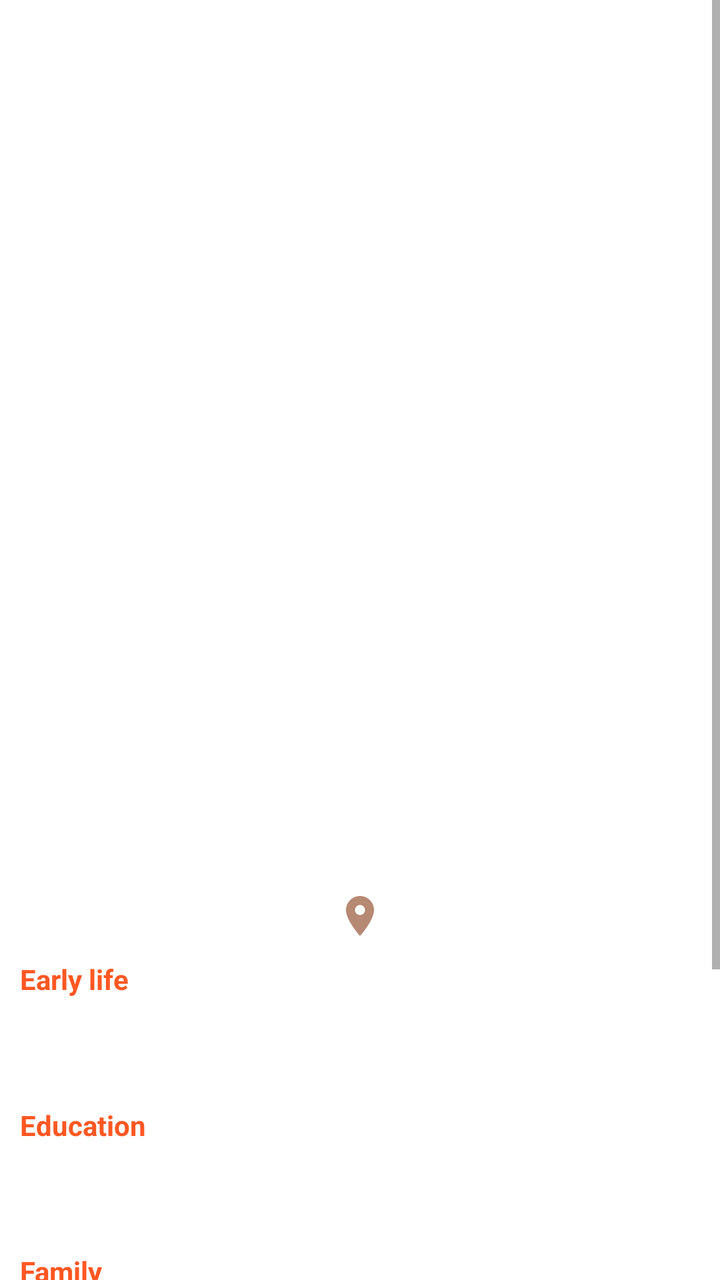
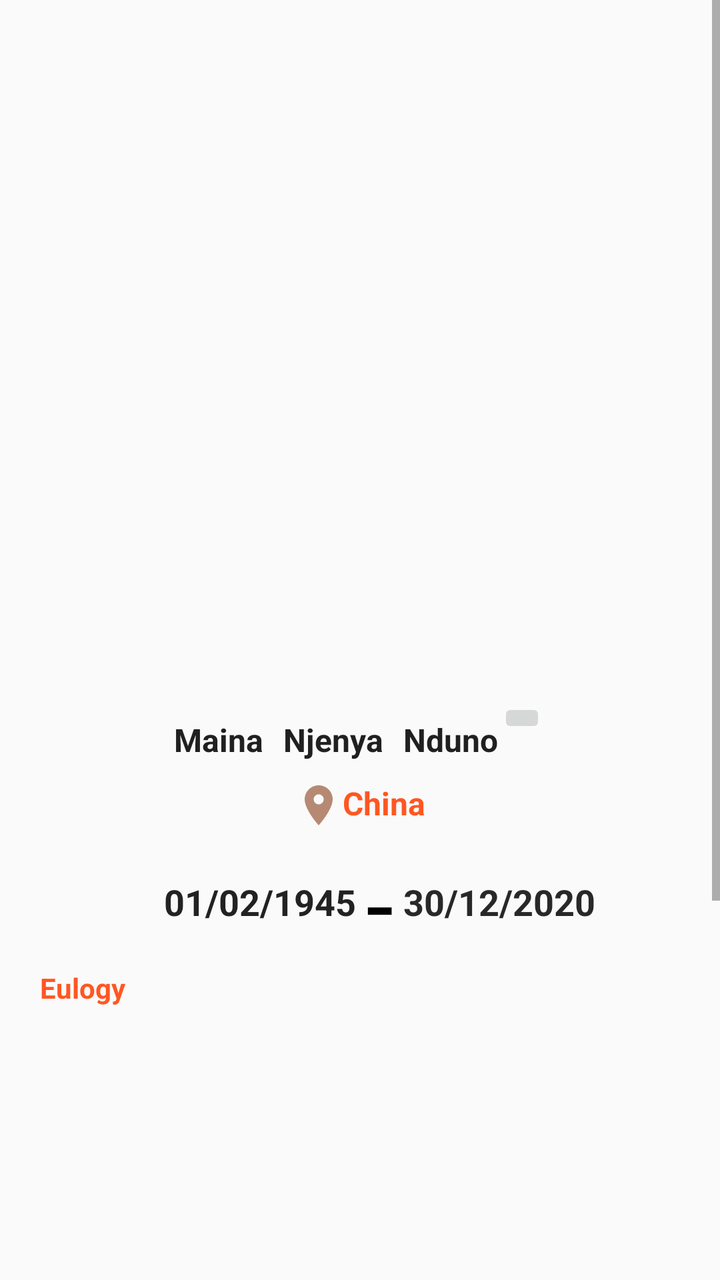

An Android layout rendered at two revisions. The XML below is the earlier revision; the diff shows what the commit changed to produce the second picture.
<!-- AndroidManifest.xml: application theme Theme.Farewell -->
<!-- res/layout/user_eulogy_detail.xml -->
<?xml version="1.0" encoding="utf-8"?>
<ScrollView xmlns:android="http://schemas.android.com/apk/res/android"
    android:layout_width="match_parent"
    android:layout_height="match_parent"
    android:background="@color/white"
    >
    <RelativeLayout
        android:layout_width="match_parent"
        android:layout_height="wrap_content"
        android:background="@color/white"
        >

        <ImageView
            android:id="@+id/deceased_image"
            android:layout_width="match_parent"
            android:layout_height="350dp"
            android:scaleType="centerCrop"
            />

        <LinearLayout
            android:id="@+id/deceased_names_layout"
            android:layout_width="match_parent"
            android:layout_height="match_parent"
            android:layout_below="@+id/deceased_image"
            android:layout_marginStart="10dp"
            android:layout_marginTop="10dp"
            android:layout_marginEnd="10dp"
            android:layout_marginBottom="10dp"
            android:gravity="center_horizontal">

            <TextView
                android:id="@+id/deceased_Fname"
                android:layout_width="wrap_content"
                android:layout_height="wrap_content"
                android:layout_marginTop="10dp"
                android:paddingBottom="10dp"
                android:text=""
                android:textColor="#202020"
                android:textSize="16sp"
                android:textStyle="bold" />

            <TextView
                android:id="@+id/deceased_Sname"
                android:layout_width="wrap_content"
                android:layout_height="wrap_content"
                android:layout_marginStart="10dp"
                android:layout_marginTop="10dp"
                android:paddingBottom="10dp"
                android:text=""
                android:textColor="#202020"
                android:textSize="16sp"
                android:textStyle="bold" />

            <TextView
                android:id="@+id/deceased_Lname"
                android:layout_width="wrap_content"
                android:layout_height="wrap_content"
                android:layout_marginStart="10dp"
                android:layout_marginTop="10dp"
                android:paddingBottom="10dp"
                android:text=""
                android:textColor="#202020"
                android:textSize="16sp"
                android:textStyle="bold" />

        </LinearLayout>

        <LinearLayout
            android:id="@+id/datesLayout"
            android:layout_width="match_parent"
            android:layout_height="wrap_content"
            android:gravity="center_horizontal"
            android:layout_below="@+id/deceased_names_layout"
            >

            <TextView
                android:id="@+id/deceased_born_dates"
                android:layout_width="wrap_content"
                android:layout_height="match_parent"
                android:layout_marginStart="20dp"
                android:layout_marginEnd="5dp"
                android:text=""
                android:textColor="#222222"
                android:textSize="18sp"
                android:textStyle="bold" />


            <TextView
                android:id="@+id/decease_death_date"
                android:layout_width="wrap_content"
                android:layout_height="match_parent"
                android:layout_marginStart="5dp"
                android:text=""
                android:textColor="#292828"
                android:textSize="18sp"
                android:textStyle="bold" />
        </LinearLayout>

        <TextView
            android:id="@+id/burial_location"
            android:layout_width="wrap_content"
            android:layout_height="wrap_content"
            android:layout_below="@+id/datesLayout"
            android:layout_centerInParent="true"
            android:layout_marginStart="10dp"
            android:layout_marginTop="10dp"
            android:layout_marginEnd="10dp"
            android:layout_marginBottom="10dp"
            android:drawableStart="@drawable/location_on"
            android:text=""
            android:textColor="#FF5722"
            android:textSize="16sp"
            android:textStyle="bold" />

        <TextView
            android:id="@+id/earlylifeText"
            android:layout_width="wrap_content"
            android:layout_height="wrap_content"
            android:layout_below="@+id/burial_location"
            android:layout_marginStart="10dp"
            android:layout_marginEnd="10dp"
            android:layout_marginBottom="10dp"
            android:gravity="center_vertical"
            android:text="Early life"
            android:textColor="#FF5722"
            android:textSize="14sp"
            android:textStyle="bold" />

        <TextView
            android:id="@+id/earlylife_biography"
            android:layout_width="match_parent"
            android:layout_height="wrap_content"
            android:layout_below="@+id/earlylifeText"
            android:layout_marginStart="5dp"
            android:layout_marginEnd="5dp"
            android:layout_marginBottom="5dp"
            android:lineHeight="28sp"
            android:padding="10dp"
            android:text=""
            android:textColor="#202020"
            android:textSize="14sp"
            android:textStyle="bold" />

        <TextView
            android:id="@+id/educationTextText"
            android:layout_width="wrap_content"
            android:layout_height="wrap_content"
            android:layout_below="@+id/earlylife_biography"
            android:layout_marginStart="10dp"
            android:layout_marginEnd="10dp"
            android:layout_marginBottom="10dp"
            android:text="Education"
            android:textColor="#FF5722"
            android:textSize="14sp"
            android:textStyle="bold" />

        <TextView
            android:id="@+id/education_biography"
            android:layout_width="match_parent"
            android:layout_height="wrap_content"
            android:layout_below="@+id/educationTextText"
            android:layout_marginStart="5dp"
            android:layout_marginEnd="5dp"
            android:layout_marginBottom="5dp"
            android:lineHeight="28sp"
            android:padding="10dp"
            android:text=""
            android:textColor="#202020"
            android:textSize="14sp"
            android:textStyle="bold" />

        <TextView
            android:id="@+id/familyText"
            android:layout_width="wrap_content"
            android:layout_height="wrap_content"
            android:layout_below="@+id/education_biography"
            android:layout_marginStart="10dp"
            android:layout_marginEnd="10dp"
            android:layout_marginBottom="10dp"
            android:gravity="center_vertical"
            android:text="Family"
            android:textColor="#FF5722"
            android:textSize="14sp"
            android:textStyle="bold" />

        <TextView
            android:id="@+id/family_biography"
            android:layout_width="match_parent"
            android:layout_height="wrap_content"
            android:layout_below="@+id/familyText"
            android:layout_marginStart="5dp"
            android:layout_marginEnd="5dp"
            android:layout_marginBottom="5dp"
            android:lineHeight="28sp"
            android:padding="10dp"
            android:text=""
            android:textColor="#202020"
            android:textSize="14sp"
            android:textStyle="bold" />

        <TextView
            android:id="@+id/workText"
            android:layout_width="wrap_content"
            android:layout_height="wrap_content"
            android:layout_below="@+id/family_biography"
            android:layout_marginStart="10dp"
            android:layout_marginEnd="10dp"
            android:layout_marginBottom="10dp"
            android:gravity="center_vertical"
            android:text="Work"
            android:textColor="#FF5722"
            android:textSize="14sp"
            android:textStyle="bold" />

        <TextView
            android:id="@+id/work_biography"
            android:layout_width="match_parent"
            android:layout_height="wrap_content"
            android:layout_below="@+id/workText"
            android:layout_marginStart="5dp"
            android:layout_marginEnd="5dp"
            android:layout_marginBottom="5dp"
            android:lineHeight="28sp"
            android:padding="10dp"
            android:text=""
            android:textColor="#202020"
            android:textSize="14sp"
            android:textStyle="bold" />

        <TextView
            android:id="@+id/finalMoment_Text"
            android:layout_width="wrap_content"
            android:layout_height="wrap_content"
            android:layout_below="@+id/work_biography"
            android:layout_marginStart="10dp"
            android:layout_marginEnd="10dp"
            android:layout_marginBottom="10dp"
            android:gravity="center_vertical"
            android:text="Final Moments"
            android:textColor="#FF5722"
            android:textSize="14sp"
            android:textStyle="bold" />

        <TextView
            android:id="@+id/final_biography"
            android:layout_width="match_parent"
            android:layout_height="wrap_content"
            android:layout_below="@+id/finalMoment_Text"
            android:layout_marginStart="5dp"
            android:layout_marginEnd="5dp"
            android:layout_marginBottom="5dp"
            android:lineHeight="28sp"
            android:padding="10dp"
            android:text=""
            android:textColor="#202020"
            android:textSize="14sp"
            android:textStyle="bold" />

    </RelativeLayout>
</ScrollView>
<!-- resources referenced by this layout -->
<resources>
  <color name="white">#FFFFFFFF</color>
  <!-- drawable location_on (drawable) -->
  <vector android:height="24dp" android:tint="#B68973"
      android:viewportHeight="24" android:viewportWidth="24"
      android:width="24dp" xmlns:android="http://schemas.android.com/apk/res/android">
      <path android:fillColor="@android:color/white" android:pathData="M12,2C8.13,2 5,5.13 5,9c0,5.25 7,13 7,13s7,-7.75 7,-13c0,-3.87 -3.13,-7 -7,-7zM12,11.5c-1.38,0 -2.5,-1.12 -2.5,-2.5s1.12,-2.5 2.5,-2.5 2.5,1.12 2.5,2.5 -1.12,2.5 -2.5,2.5z"/>
  </vector>
  <style name="Theme.Farewell" parent="Theme.AppCompat.Light.DarkActionBar" />
</resources>

<!-- the commit's change to res/layout/user_eulogy_detail.xml (unified diff, before → after) -->
@@ -1,31 +1,34 @@
 <?xml version="1.0" encoding="utf-8"?>
 <ScrollView xmlns:android="http://schemas.android.com/apk/res/android"
+    xmlns:app="http://schemas.android.com/apk/res-auto"
     android:layout_width="match_parent"
-    android:layout_height="match_parent"
-    android:background="@color/white"
-    >
-    <RelativeLayout
+    android:layout_height="match_parent">
+
+    <LinearLayout
+        android:orientation="vertical"
+        android:padding="10dp"
         android:layout_width="match_parent"
-        android:layout_height="wrap_content"
-        android:background="@color/white"
-        >
+        android:layout_height="wrap_content">
+
+        <TextView
+            android:id="@+id/id_eulogy"
+            android:layout_width="match_parent"
+            android:layout_height="wrap_content"
+            android:padding="5dp"
+            android:textStyle="bold"/>
 
         <ImageView
             android:id="@+id/deceased_image"
             android:layout_width="match_parent"
-            android:layout_height="350dp"
-            android:scaleType="centerCrop"
-            />
+            android:layout_height="300dp" />
 
         <LinearLayout
             android:id="@+id/deceased_names_layout"
             android:layout_width="match_parent"
             android:layout_height="match_parent"
-            android:layout_below="@+id/deceased_image"
             android:layout_marginStart="10dp"
             android:layout_marginTop="10dp"
             android:layout_marginEnd="10dp"
-            android:layout_marginBottom="10dp"
             android:gravity="center_horizontal">
 
             <TextView
@@ -34,7 +37,7 @@
                 android:layout_height="wrap_content"
                 android:layout_marginTop="10dp"
                 android:paddingBottom="10dp"
-                android:text=""
+                android:text="Maina"
                 android:textColor="#202020"
                 android:textSize="16sp"
                 android:textStyle="bold" />
@@ -46,7 +49,7 @@
                 android:layout_marginStart="10dp"
                 android:layout_marginTop="10dp"
                 android:paddingBottom="10dp"
-                android:text=""
+                android:text="Njenya"
                 android:textColor="#202020"
                 android:textSize="16sp"
                 android:textStyle="bold" />
@@ -58,76 +61,87 @@
                 android:layout_marginStart="10dp"
                 android:layout_marginTop="10dp"
                 android:paddingBottom="10dp"
-                android:text=""
+                android:text="Nduno"
                 android:textColor="#202020"
                 android:textSize="16sp"
                 android:textStyle="bold" />
 
+            <ImageButton
+                android:id="@+id/btnShare"
+                android:layout_width="wrap_content"
+                android:layout_height="wrap_content"
+                android:layout_gravity="right"
+                 />
+
+
         </LinearLayout>
+
+        <TextView
+            android:id="@+id/burial_location"
+            android:layout_width="wrap_content"
+            android:layout_height="wrap_content"
+            android:layout_marginStart="10dp"
+            android:layout_marginEnd="10dp"
+            android:layout_marginBottom="3dp"
+            android:text="China"
+            android:layout_gravity="center"
+            android:textColor="#FF5722"
+            android:textSize="16sp"
+            android:textStyle="bold"
+            app:drawableStartCompat="@drawable/location_on" />
+
 
         <LinearLayout
             android:id="@+id/datesLayout"
             android:layout_width="match_parent"
             android:layout_height="wrap_content"
-            android:gravity="center_horizontal"
-            android:layout_below="@+id/deceased_names_layout"
-            >
-
-            <TextView
-                android:id="@+id/deceased_born_dates"
-                android:layout_width="wrap_content"
-                android:layout_height="match_parent"
+            android:gravity="center">
+
+            <TextView
+                android:id="@+id/deceased_dob"
+                android:layout_width="wrap_content"
+                android:layout_height="wrap_content"
                 android:layout_marginStart="20dp"
                 android:layout_marginEnd="5dp"
-                android:text=""
+                android:text="01/02/1945"
                 android:textColor="#222222"
                 android:textSize="18sp"
                 android:textStyle="bold" />
 
-
-            <TextView
-                android:id="@+id/decease_death_date"
-                android:layout_width="wrap_content"
-                android:layout_height="match_parent"
+            <TextView
+                android:layout_width="wrap_content"
+                android:layout_height="wrap_content"
+                android:text="-"
+                android:textColor="@color/black"
+                android:textSize="50sp" />
+
+
+            <TextView
+                android:id="@+id/deceased_passing"
+                android:layout_width="wrap_content"
+                android:layout_height="wrap_content"
                 android:layout_marginStart="5dp"
-                android:text=""
+                android:text="30/12/2020"
                 android:textColor="#292828"
                 android:textSize="18sp"
                 android:textStyle="bold" />
+
         </LinearLayout>
-
-        <TextView
-            android:id="@+id/burial_location"
-            android:layout_width="wrap_content"
-            android:layout_height="wrap_content"
-            android:layout_below="@+id/datesLayout"
-            android:layout_centerInParent="true"
-            android:layout_marginStart="10dp"
-            android:layout_marginTop="10dp"
-            android:layout_marginEnd="10dp"
-            android:layout_marginBottom="10dp"
-            android:drawableStart="@drawable/location_on"
-            android:text=""
-            android:textColor="#FF5722"
-            android:textSize="16sp"
-            android:textStyle="bold" />
-
         <TextView
             android:id="@+id/earlylifeText"
             android:layout_width="wrap_content"
             android:layout_height="wrap_content"
-            android:layout_below="@+id/burial_location"
             android:layout_marginStart="10dp"
             android:layout_marginEnd="10dp"
             android:layout_marginBottom="10dp"
             android:gravity="center_vertical"
-            android:text="Early life"
+            android:text="Eulogy"
             android:textColor="#FF5722"
             android:textSize="14sp"
             android:textStyle="bold" />
 
         <TextView
-            android:id="@+id/earlylife_biography"
+            android:id="@+id/life_biography"
             android:layout_width="match_parent"
             android:layout_height="wrap_content"
             android:layout_below="@+id/earlylifeText"
@@ -141,120 +155,82 @@
             android:textSize="14sp"
             android:textStyle="bold" />
 
-        <TextView
-            android:id="@+id/educationTextText"
+        <androidx.viewpager2.widget.ViewPager2
+            android:id="@+id/viewPager"
+            android:layout_width="match_parent"
+            android:layout_height="200dp" />
+
+
+
+        <TextView
             android:layout_width="wrap_content"
             android:layout_height="wrap_content"
-            android:layout_below="@+id/earlylife_biography"
-            android:layout_marginStart="10dp"
-            android:layout_marginEnd="10dp"
-            android:layout_marginBottom="10dp"
-            android:text="Education"
+            android:text="Funeral Progam"
             android:textColor="#FF5722"
-            android:textSize="14sp"
-            android:textStyle="bold" />
-
-        <TextView
-            android:id="@+id/education_biography"
-            android:layout_width="match_parent"
-            android:layout_height="wrap_content"
-            android:layout_below="@+id/educationTextText"
-            android:layout_marginStart="5dp"
-            android:layout_marginEnd="5dp"
-            android:layout_marginBottom="5dp"
-            android:lineHeight="28sp"
-            android:padding="10dp"
-            android:text=""
-            android:textColor="#202020"
-            android:textSize="14sp"
-            android:textStyle="bold" />
-
-        <TextView
-            android:id="@+id/familyText"
-            android:layout_width="wrap_content"
-            android:layout_height="wrap_content"
-            android:layout_below="@+id/education_biography"
-            android:layout_marginStart="10dp"
-            android:layout_marginEnd="10dp"
-            android:layout_marginBottom="10dp"
-            android:gravity="center_vertical"
-            android:text="Family"
-            android:textColor="#FF5722"
-            android:textSize="14sp"
-            android:textStyle="bold" />
-
-        <TextView
-            android:id="@+id/family_biography"
-            android:layout_width="match_parent"
-            android:layout_height="wrap_content"
-            android:layout_below="@+id/familyText"
-            android:layout_marginStart="5dp"
-            android:layout_marginEnd="5dp"
-            android:layout_marginBottom="5dp"
-            android:lineHeight="28sp"
-            android:padding="10dp"
-            android:text=""
-            android:textColor="#202020"
-            android:textSize="14sp"
-            android:textStyle="bold" />
-
-        <TextView
-            android:id="@+id/workText"
-            android:layout_width="wrap_content"
-            android:layout_height="wrap_content"
-            android:layout_below="@+id/family_biography"
-            android:layout_marginStart="10dp"
-            android:layout_marginEnd="10dp"
-            android:layout_marginBottom="10dp"
-            android:gravity="center_vertical"
-            android:text="Work"
-            android:textColor="#FF5722"
-            android:textSize="14sp"
-            android:textStyle="bold" />
-
-        <TextView
-            android:id="@+id/work_biography"
-            android:layout_width="match_parent"
-            android:layout_height="wrap_content"
-            android:layout_below="@+id/workText"
-            android:layout_marginStart="5dp"
-            android:layout_marginEnd="5dp"
-            android:layout_marginBottom="5dp"
-            android:lineHeight="28sp"
-            android:padding="10dp"
-            android:text=""
-            android:textColor="#202020"
-            android:textSize="14sp"
-            android:textStyle="bold" />
-
-        <TextView
-            android:id="@+id/finalMoment_Text"
-            android:layout_width="wrap_content"
-            android:layout_height="wrap_content"
-            android:layout_below="@+id/work_biography"
-            android:layout_marginStart="10dp"
-            android:layout_marginEnd="10dp"
-            android:layout_marginBottom="10dp"
-            android:gravity="center_vertical"
-            android:text="Final Moments"
-            android:textColor="#FF5722"
-            android:textSize="14sp"
-            android:textStyle="bold" />
-
-        <TextView
-            android:id="@+id/final_biography"
-            android:layout_width="match_parent"
-            android:layout_height="wrap_content"
-            android:layout_below="@+id/finalMoment_Text"
-            android:layout_marginStart="5dp"
-            android:layout_marginEnd="5dp"
-            android:layout_marginBottom="5dp"
-            android:lineHeight="28sp"
-            android:padding="10dp"
-            android:text=""
-            android:textColor="#202020"
-            android:textSize="14sp"
-            android:textStyle="bold" />
-
-    </RelativeLayout>
+            android:textStyle="bold"/>
+
+
+        <androidx.recyclerview.widget.RecyclerView
+            android:id="@+id/reviewProgramsRv"
+            android:layout_width="match_parent"
+            android:layout_height="wrap_content" />
+
+        <RelativeLayout
+            android:layout_width="match_parent"
+            android:layout_height="wrap_content"
+            android:background="@drawable/layout_background"
+            android:layout_margin="10dp"
+            android:orientation="vertical">
+
+
+            <TextView
+                android:id="@+id/text_string"
+                android:layout_width="wrap_content"
+                android:layout_height="wrap_content"
+                android:text="@string/only_visible_to_farewell"
+                android:layout_gravity="center"
+                />
+
+            <TextView
+                android:id="@+id/author_name"
+                android:layout_width="wrap_content"
+                android:layout_height="wrap_content"
+                android:layout_below="@+id/text_string"
+                android:text="Author"
+                android:padding="5dp"
+                android:textStyle="bold"/>
+
+            <TextView
+                android:id="@+id/author_phone"
+                android:layout_width="wrap_content"
+                android:layout_height="wrap_content"
+                android:layout_below="@id/author_name"
+                android:text="0712123123"
+                android:padding="10dp"
+                android:textStyle="bold"/>
+
+            <TextView
+                android:id="@+id/status_text"
+                android:layout_width="wrap_content"
+                android:layout_height="wrap_content"
+                android:layout_below="@id/text_string"
+                android:layout_toLeftOf="@+id/status"
+                android:text="Status:"
+                android:padding="5dp"
+                android:textStyle="bold"/>
+
+            <TextView
+                android:id="@+id/status"
+                android:layout_width="wrap_content"
+                android:layout_height="wrap_content"
+                android:layout_below="@id/text_string"
+                android:layout_alignParentEnd="true"
+                android:text="Unconfirmed"
+                android:textColor="#FF5722"
+                android:padding="5dp"
+                android:textStyle="bold"/>
+
+        </RelativeLayout>
+
+    </LinearLayout>
 </ScrollView>
<!-- resource entries referenced after the edit -->
@@ -1,12 +1,41 @@
 <!-- resources referenced by this layout -->
 <resources>
-  <color name="white">#FFFFFFFF</color>
+  <color name="black">#FF000000</color>
+  <!-- drawable layout_background (drawable) -->
+  <?xml version="1.0" encoding="utf-8"?>
+  <layer-list xmlns:android="http://schemas.android.com/apk/res/android">
+  
+      
+      <item android:top="5dp">
+          <shape>
+              <solid android:color="#D1D1D1" />
+              <corners android:radius="10dp" />
+          </shape>
+      </item>
+      
+      <item android:bottom="3dp">
+          <shape>
+              <solid android:color="@android:color/white" />
+              <corners android:radius="10dp" />
+          </shape>
+      </item>
+  
+      <item>
+          <shape android:shape="rectangle">
+              <stroke android:width="1dp"
+                  android:color="#D1D1D1" />
+              <corners android:radius="10dp" />
+          </shape>
+      </item>
+  
+  </layer-list>
   <!-- drawable location_on (drawable) -->
   <vector android:height="24dp" android:tint="#B68973"
       android:viewportHeight="24" android:viewportWidth="24"
       android:width="24dp" xmlns:android="http://schemas.android.com/apk/res/android">
       <path android:fillColor="@android:color/white" android:pathData="M12,2C8.13,2 5,5.13 5,9c0,5.25 7,13 7,13s7,-7.75 7,-13c0,-3.87 -3.13,-7 -7,-7zM12,11.5c-1.38,0 -2.5,-1.12 -2.5,-2.5s1.12,-2.5 2.5,-2.5 2.5,1.12 2.5,2.5 -1.12,2.5 -2.5,2.5z"/>
   </vector>
+  <string name="only_visible_to_farewell">(This infomation is only visible to farewell NOT PUBLIC)</string>
   <style name="Theme.Farewell" parent="Theme.AppCompat.Light.DarkActionBar" />
 </resources>
 
